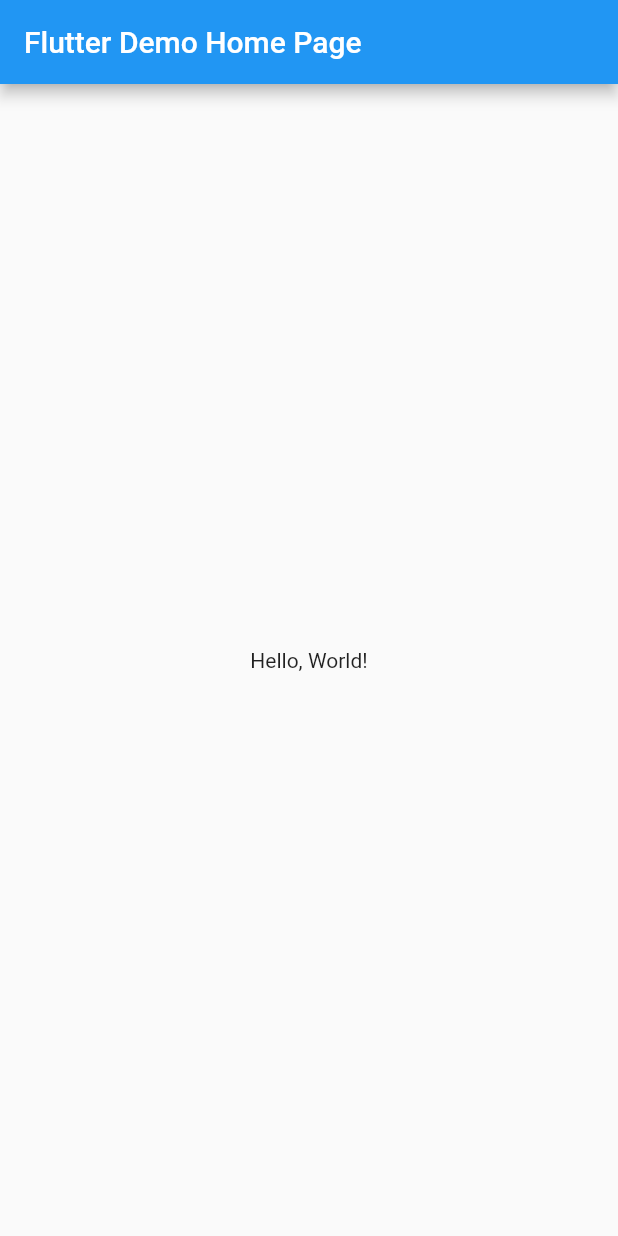
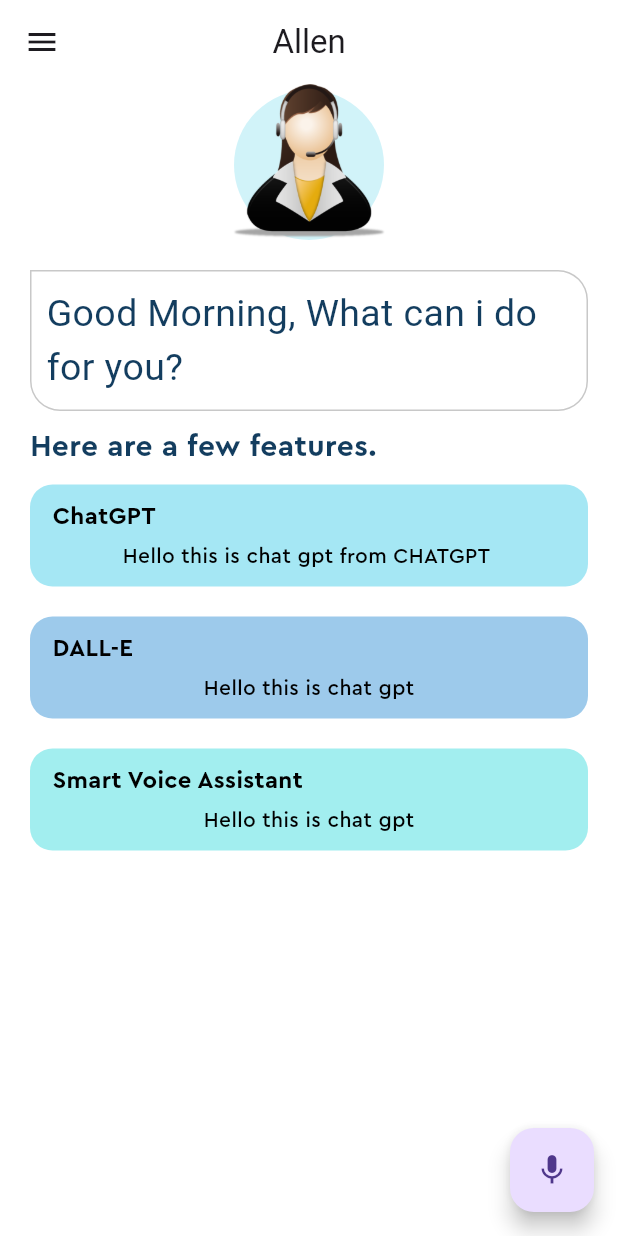
Before and after one commit to kubermirajakar/VoiceAssistanceApp, a Flutter app: the screen it shows after launch, on a phone screen of 412 x 824 dp. Run offline on Flutter 3.47's test engine with Material 2 defaults, Android fonts, the phone set to English and light mode, and no system bars; our stand-ins replace speech_to_text; Roboto replaces fonts that are missing (Çera Pro).

Commit message:
Files Added

```diff
--- /dev/null
+++ b/lib/feature_box.dart
@@ -0,0 +1,52 @@
+import 'package:flutter/material.dart';
+import 'package:voice_assistance_app/pallete.dart';
+
+class FeatureBox extends StatelessWidget {
+  final Color color;
+  final String description;
+  final String text;
+  const FeatureBox(
+      {super.key,
+      required this.color,
+      required this.text,
+      required this.description});
+
+  @override
+  Widget build(BuildContext context) {
+    return Container(
+      padding: const EdgeInsets.symmetric(horizontal: 15, vertical: 10),
+      margin: const EdgeInsets.symmetric(horizontal: 20, vertical: 10),
+      decoration: BoxDecoration(
+        color: color,
+        borderRadius: BorderRadius.all(
+          Radius.circular(15),
+        ),
+      ),
+      child: Column(
+        children: [
+          Align(
+            alignment: Alignment.centerLeft,
+            child: Text(
+              text,
+              style: TextStyle(
+                  color: Pallete.blackColor,
+                  fontFamily: 'Cera Pro',
+                  fontSize: 16,
+                  fontWeight: FontWeight.bold),
+            ),
+          ),
+          SizedBox(
+            height: 5,
+          ),
+          Text(
+            description,
+            style: TextStyle(
+              color: Pallete.blackColor,
+              fontFamily: 'Cera Pro',
+            ),
+          ),
+        ],
+      ),
+    );
+  }
+}
--- /dev/null
+++ b/lib/home_page.dart
@@ -0,0 +1,160 @@
+import 'package:flutter/material.dart';
+import 'package:speech_to_text/speech_recognition_result.dart';
+import 'package:speech_to_text/speech_to_text.dart';
+import 'package:voice_assistance_app/feature_box.dart';
+import 'package:voice_assistance_app/openai_service.dart';
+import 'package:voice_assistance_app/pallete.dart';
+
+class MyHomePage extends StatefulWidget {
+  const MyHomePage({Key? key}) : super(key: key);
+
+  @override
+  State<MyHomePage> createState() => _MyHomePageState();
+}
+
+class _MyHomePageState extends State<MyHomePage> {
+  final OpenAIService openAIService = OpenAIService();
+  final speechToText = SpeechToText();
+  String lastWords = '';
+
+  @override
+  void initState() {
+    super.initState();
+    initSpeechToText();
+  }
+
+  Future<void> initSpeechToText() async {
+    await speechToText.initialize();
+    setState(() {});
+  }
+
+  Future<void> startListening() async {
+    await speechToText.listen(onResult: onSpeechResult);
+    setState(() {});
+  }
+
+  Future<void> stopListening() async {
+    await speechToText.stop();
+    setState(() {});
+  }
+
+  void onSpeechResult(SpeechRecognitionResult result) {
+    setState(() {
+      lastWords = result.recognizedWords;
+      print(lastWords);
+    });
+  }
+
+  @override
+  void dispose() {
+    super.dispose();
+    speechToText.stop();
+  }
+
+  @override
+  Widget build(BuildContext context) {
+    return Scaffold(
+      appBar: AppBar(
+        centerTitle: true,
+        title: const Text('Allen'),
+        leading: const Icon(Icons.menu),
+      ),
+      body: SingleChildScrollView(
+        child: Column(
+          children: [
+            Stack(
+              children: [
+                Center(
+                  child: Container(
+                    width: 100,
+                    height: 100,
+                    margin: const EdgeInsets.only(top: 4),
+                    decoration: const BoxDecoration(
+                        color: Pallete.assistantCircleColor,
+                        shape: BoxShape.circle),
+                  ),
+                ),
+                Container(
+                  height: 103,
+                  decoration: const BoxDecoration(
+                    image: DecorationImage(
+                      image: AssetImage('assets/images/virtualAssistant.png'),
+                    ),
+                  ),
+                )
+              ],
+            ),
+            Container(
+              padding: EdgeInsets.symmetric(
+                horizontal: 10,
+                vertical: 10,
+              ),
+              margin: const EdgeInsets.symmetric(horizontal: 20).copyWith(
+                top: 20,
+              ),
+              decoration: BoxDecoration(
+                border: Border.all(
+                  color: Pallete.borderColor,
+                ),
+                borderRadius: BorderRadius.circular(20).copyWith(
+                  topLeft: Radius.zero,
+                ),
+              ),
+              child: const Text(
+                'Good Morning, What can i do for you?',
+                style: TextStyle(
+                  color: Pallete.mainFontColor,
+                  fontFamily: 'Çera Pro',
+                  fontSize: 25,
+                ),
+              ),
+            ),
+            Container(
+              margin:
+                  const EdgeInsets.symmetric(horizontal: 20).copyWith(top: 10),
+              alignment: Alignment.centerLeft,
+              child: const Text(
+                'Here are a few features.',
+                style: TextStyle(
+                  fontSize: 20,
+                  fontFamily: 'Cera Pro',
+                  fontWeight: FontWeight.bold,
+                  color: Pallete.mainFontColor,
+                ),
+              ),
+            ),
+            Column(
+              children: const [
+                FeatureBox(
+                    color: Pallete.firstSuggestionBoxColor,
+                    description: 'Hello this is chat gpt from CHATGPT ',
+                    text: 'ChatGPT'),
+                FeatureBox(
+                    color: Pallete.secondSuggestionBoxColor,
+                    description: 'Hello this is chat gpt',
+                    text: 'DALL-E'),
+                FeatureBox(
+                    color: Pallete.thirdSuggestionBoxColor,
+                    description: 'Hello this is chat gpt',
+                    text: 'Smart Voice Assistant'),
+              ],
+            )
+          ],
+        ),
+      ),
+      floatingActionButton: FloatingActionButton(
+        onPressed: () async {
+          if (await speechToText.hasPermission && speechToText.isNotListening) {
+            await startListening();
+          } else if (speechToText.isListening) {
+            await openAIService.isArtPromtAPI(lastWords);
+            await stopListening();
+          } else {
+            initSpeechToText();
+          }
+        },
+        child: const Icon(Icons.mic),
+      ),
+    );
+  }
+}
--- a/lib/main.dart
+++ b/lib/main.dart
@@ -1,4 +1,6 @@
 import 'package:flutter/material.dart';
+import 'package:voice_assistance_app/home_page.dart';
+import 'package:voice_assistance_app/pallete.dart';
 
 void main() => runApp(MyApp());
 
@@ -8,35 +10,16 @@ class MyApp extends StatelessWidget {
   @override
   Widget build(BuildContext context) {
     return MaterialApp(
-      // Application name
-      title: 'Flutter Hello World',
-      // Application theme data, you can set the colors for the application as
-      // you want
-      theme: ThemeData(
-        primarySwatch: Colors.blue,
-      ),
-      // A widget which will be started on application startup
-      home: MyHomePage(title: 'Flutter Demo Home Page'),
+      debugShowCheckedModeBanner: false,
+      title: 'Allen',
+      theme: ThemeData.light(
+        useMaterial3: true,
+      ).copyWith(
+          scaffoldBackgroundColor: Pallete.whiteColor,
+          appBarTheme: const AppBarTheme(
+            backgroundColor: Pallete.whiteColor,
+          )),
+      home: const MyHomePage(),
     );
   }
 }
-
-class MyHomePage extends StatelessWidget {
-  final String title;
-  const MyHomePage({super.key, required this.title});
-
-  @override
-  Widget build(BuildContext context) {
-    return Scaffold(
-      appBar: AppBar(
-        // The title text which will be shown on the action bar
-        title: Text(title),
-      ),
-      body: Center(
-        child: Text(
-          'Hello, World!',
-        ),
-      ),
-    );
-  }
-}
--- /dev/null
+++ b/lib/openai_service.dart
@@ -0,0 +1,47 @@
+import 'dart:convert';
+
+import 'package:http/http.dart' as http;
+import 'package:voice_assistance_app/secret_key.dart';
+
+class OpenAIService {
+  Future<String> isArtPromtAPI(String prompt) async {
+    try {
+      final res = await http.post(
+        Uri.parse('https://api.openai.com/v1/chat/completions'),
+        headers: {
+          'Content-Type': 'application/json',
+          'Authorization': 'Bearer $openAIAPIKey',
+        },
+        body: jsonEncode(
+          {
+            "model": "gpt-3.5-turbo",
+            "messages": [
+              {
+                'role': 'user',
+                'content':
+                    'Does this message want generate an AI picture, image, art or anything similiar? $prompt . simply answer with yes or no'
+              },
+            ]
+          },
+        ),
+      );
+      print(res.body);
+      print(res.statusCode);
+
+      if (res.statusCode == 200) {
+        print('YAY');
+      }
+    } catch (e) {
+      e.toString();
+    }
+    return 'AI';
+  }
+
+  Future<String> isChatGPTAPI(String prompt) async {
+    return 'ChatGPT';
+  }
+
+  Future<String> isDallEAPI(String prompt) async {
+    return 'Dall-E';
+  }
+}
--- /dev/null
+++ b/lib/pallete.dart
@@ -0,0 +1,13 @@
+import 'package:flutter/material.dart';
+
+class Pallete {
+  static const Color mainFontColor = Color.fromRGBO(19, 61, 95, 1);
+  static const Color firstSuggestionBoxColor = Color.fromRGBO(165, 231, 244, 1);
+  static const Color secondSuggestionBoxColor =
+      Color.fromRGBO(157, 202, 235, 1);
+  static const Color thirdSuggestionBoxColor = Color.fromRGBO(162, 238, 239, 1);
+  static const Color assistantCircleColor = Color.fromRGBO(209, 243, 249, 1);
+  static const Color borderColor = Color.fromRGBO(200, 200, 200, 1);
+  static const Color blackColor = Colors.black;
+  static const Color whiteColor = Colors.white;
+}
--- /dev/null
+++ b/lib/secret_key.dart
@@ -0,0 +1 @@
+const openAIAPIKey = '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';
```
Also changed, not shown: pubspec.yaml (+12 -9 lines), assets/fonts/Cera-Pro-Bold.otf (added), assets/fonts/Cera-Pro-Medium.otf (added), assets/images/virtualAssistant.png (added), 4 other files.
